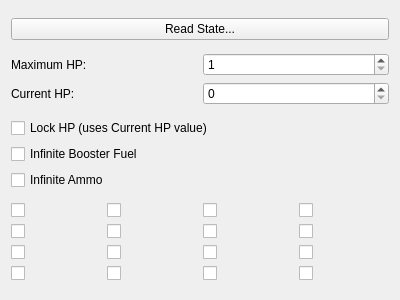
Above: views/doukstatusview.ui from 20kdc/DoukMemEd before the change. Below: the same form after it.
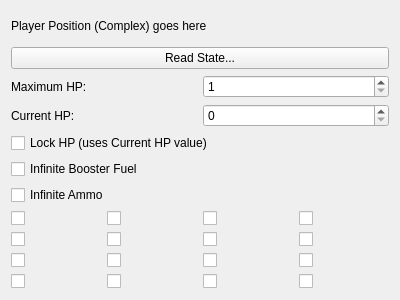
That is the form after the change.

Commit message: NPC info panel and further detail on player current state

The edit to the form file:
```diff
--- a/views/doukstatusview.ui
+++ b/views/doukstatusview.ui
@@ -14,6 +14,13 @@
    <string>DoukMemEd: Status View</string>
   </property>
   <layout class="QVBoxLayout" name="verticalLayout_2">
+   <item>
+    <widget class="QLabel" name="lblPlayerPosComplex">
+     <property name="text">
+      <string>Player Position (Complex) goes here</string>
+     </property>
+    </widget>
+   </item>
    <item>
     <widget class="QPushButton" name="btnReadMem">
      <property name="text">
```
The commit also changes 7 other files.
